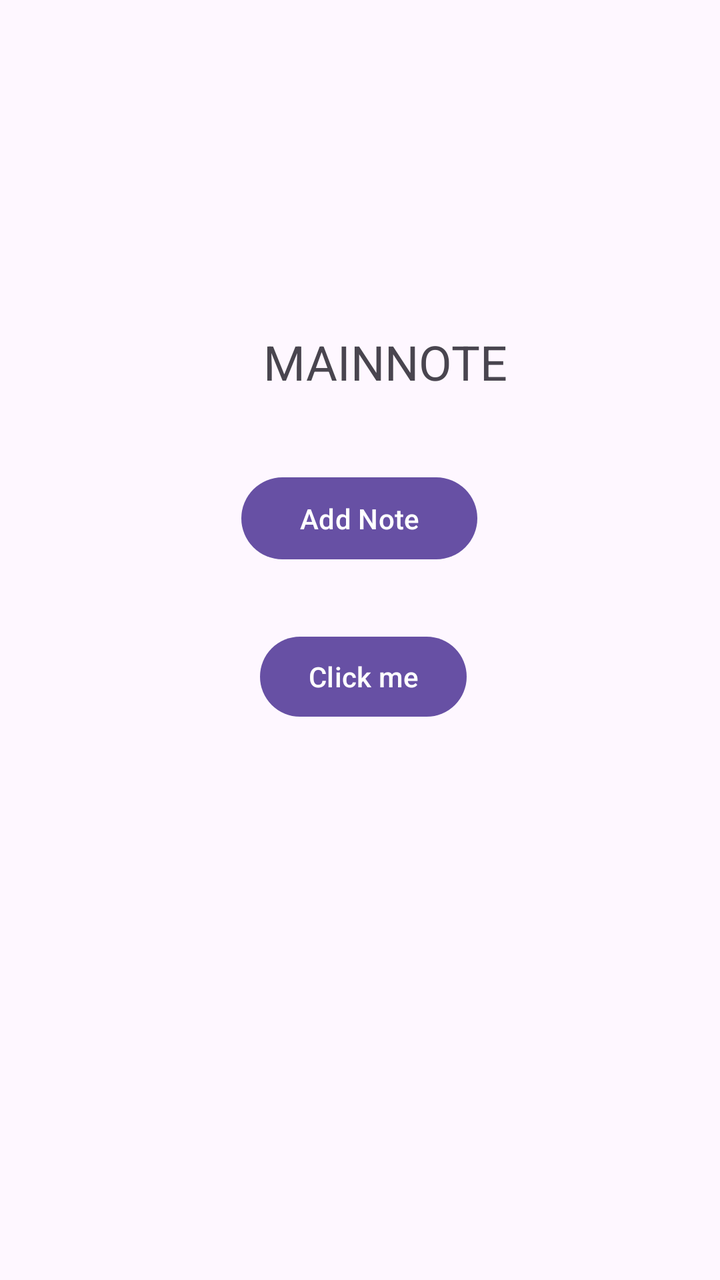
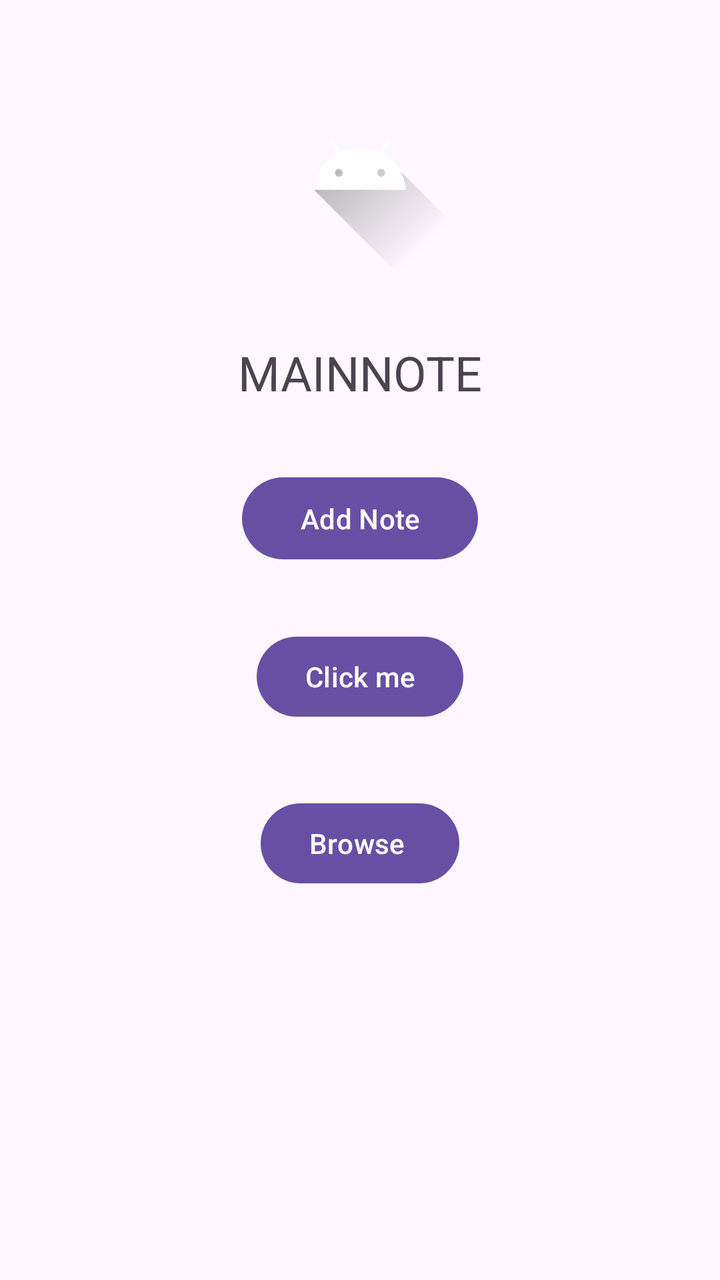

An Android layout rendered at two revisions. The XML below is the earlier revision; the diff shows what the commit changed to produce the second picture.
<!-- AndroidManifest.xml: application theme Theme.LAB4111 -->
<!-- res/layout/activity_main.xml -->
<?xml version="1.0" encoding="utf-8"?>
<androidx.constraintlayout.widget.ConstraintLayout xmlns:android="http://schemas.android.com/apk/res/android"
    xmlns:app="http://schemas.android.com/apk/res-auto"
    xmlns:tools="http://schemas.android.com/tools"
    android:id="@+id/main"
    android:layout_width="match_parent"
    android:layout_height="match_parent"
    tools:context=".MainActivity"
    tools:layout_editor_absoluteX="0dp"
    tools:layout_editor_absoluteY="10dp">

    <TextView
        android:layout_width="wrap_content"
        android:layout_height="wrap_content"
        android:text="MAINNOTE"
        android:textSize="24sp"
        app:layout_constraintBottom_toBottomOf="parent"
        app:layout_constraintEnd_toEndOf="parent"
        app:layout_constraintHorizontal_bias="0.553"
        app:layout_constraintStart_toStartOf="parent"
        app:layout_constraintTop_toTopOf="parent"
        app:layout_constraintVertical_bias="0.271" />

    <Button
        android:id="@+id/button1"
        android:layout_width="wrap_content"
        android:layout_height="wrap_content"
        android:text="Click me"
        app:layout_constraintBottom_toBottomOf="parent"
        app:layout_constraintEnd_toEndOf="parent"
        app:layout_constraintHorizontal_bias="0.506"
        app:layout_constraintStart_toStartOf="parent"
        app:layout_constraintTop_toTopOf="parent"
        app:layout_constraintVertical_bias="0.531" />

    <Button
        android:id="@+id/button2"
        android:layout_width="118dp"
        android:layout_height="49dp"
        android:text="Add Note"
        app:layout_constraintBottom_toBottomOf="parent"
        app:layout_constraintEnd_toEndOf="parent"
        app:layout_constraintHorizontal_bias="0.498"
        app:layout_constraintStart_toStartOf="parent"
        app:layout_constraintTop_toTopOf="parent"
        app:layout_constraintVertical_bias="0.397" />

</androidx.constraintlayout.widget.ConstraintLayout>
<!-- resources referenced by this layout -->
<resources>
  <style name="Theme.LAB4111" parent="Base.Theme.LAB4111" />
  <style name="Base.Theme.LAB4111" parent="Theme.Material3.DayNight.NoActionBar">
          
          
      </style>
</resources>

<!-- the commit's change to res/layout/activity_main.xml (unified diff, before → after) -->
@@ -5,21 +5,40 @@
     android:id="@+id/main"
     android:layout_width="match_parent"
     android:layout_height="match_parent"
-    tools:context=".MainActivity"
-    tools:layout_editor_absoluteX="0dp"
-    tools:layout_editor_absoluteY="10dp">
+    tools:context=".MainActivity">
+
+    <ImageView
+        android:id="@+id/imageView"
+        android:layout_width="wrap_content"
+        android:layout_height="wrap_content"
+        app:layout_constraintBottom_toTopOf="@+id/textView"
+        app:layout_constraintEnd_toEndOf="parent"
+        app:layout_constraintStart_toStartOf="parent"
+        app:layout_constraintTop_toTopOf="parent"
+        app:srcCompat="@drawable/ic_launcher_foreground" />
 
     <TextView
+        android:id="@+id/textView"
         android:layout_width="wrap_content"
         android:layout_height="wrap_content"
         android:text="MAINNOTE"
         android:textSize="24sp"
         app:layout_constraintBottom_toBottomOf="parent"
         app:layout_constraintEnd_toEndOf="parent"
-        app:layout_constraintHorizontal_bias="0.553"
         app:layout_constraintStart_toStartOf="parent"
         app:layout_constraintTop_toTopOf="parent"
-        app:layout_constraintVertical_bias="0.271" />
+        app:layout_constraintVertical_bias="0.28" />
+
+    <Button
+        android:id="@+id/button2"
+        android:layout_width="118dp"
+        android:layout_height="49dp"
+        android:text="Add Note"
+        app:layout_constraintBottom_toBottomOf="parent"
+        app:layout_constraintEnd_toEndOf="parent"
+        app:layout_constraintStart_toStartOf="parent"
+        app:layout_constraintTop_toTopOf="parent"
+        app:layout_constraintVertical_bias="0.397" />
 
     <Button
         android:id="@+id/button1"
@@ -28,21 +47,30 @@
         android:text="Click me"
         app:layout_constraintBottom_toBottomOf="parent"
         app:layout_constraintEnd_toEndOf="parent"
-        app:layout_constraintHorizontal_bias="0.506"
         app:layout_constraintStart_toStartOf="parent"
         app:layout_constraintTop_toTopOf="parent"
         app:layout_constraintVertical_bias="0.531" />
 
     <Button
-        android:id="@+id/button2"
-        android:layout_width="118dp"
-        android:layout_height="49dp"
-        android:text="Add Note"
+        android:id="@+id/button23"
+        android:layout_width="wrap_content"
+        android:layout_height="wrap_content"
+        android:text="Browse "
         app:layout_constraintBottom_toBottomOf="parent"
         app:layout_constraintEnd_toEndOf="parent"
-        app:layout_constraintHorizontal_bias="0.498"
         app:layout_constraintStart_toStartOf="parent"
-        app:layout_constraintTop_toTopOf="parent"
-        app:layout_constraintVertical_bias="0.397" />
+        app:layout_constraintTop_toBottomOf="@+id/button1"
+        app:layout_constraintVertical_bias="0.154" />
+
+    
+    <ProgressBar
+        android:id="@+id/loadData"
+        android:layout_width="wrap_content"
+        android:layout_height="wrap_content"
+        android:visibility="gone"
+        app:layout_constraintBottom_toBottomOf="parent"
+        app:layout_constraintEnd_toEndOf="parent"
+        app:layout_constraintStart_toStartOf="parent"
+        app:layout_constraintTop_toBottomOf="@+id/button23" />
 
 </androidx.constraintlayout.widget.ConstraintLayout>
<!-- resource entries referenced after the edit -->
@@ -1,5 +1,36 @@
 <!-- resources referenced by this layout -->
 <resources>
+  <!-- drawable ic_launcher_foreground (drawable) -->
+  <vector xmlns:android="http://schemas.android.com/apk/res/android"
+      xmlns:aapt="http://schemas.android.com/aapt"
+      android:width="108dp"
+      android:height="108dp"
+      android:viewportWidth="108"
+      android:viewportHeight="108">
+      <path android:pathData="M31,63.928c0,0 6.4,-11 12.1,-13.1c7.2,-2.6 26,-1.4 26,-1.4l38.1,38.1L107,108.928l-32,-1L31,63.928z">
+          <aapt:attr name="android:fillColor">
+              <gradient
+                  android:endX="85.84757"
+                  android:endY="92.4963"
+                  android:startX="42.9492"
+                  android:startY="49.59793"
+                  android:type="linear">
+                  <item
+                      android:color="#44000000"
+                      android:offset="0.0" />
+                  <item
+                      android:color="#00000000"
+                      android:offset="1.0" />
+              </gradient>
+          </aapt:attr>
+      </path>
+      <path
+          android:fillColor="#FFFFFF"
+          android:fillType="nonZero"
+          android:pathData="M65.3,45.828l3.8,-6.6c0.2,-0.4 0.1,-0.9 -0.3,-1.1c-0.4,-0.2 -0.9,-0.1 -1.1,0.3l-3.9,6.7c-6.3,-2.8 -13.4,-2.8 -19.7,0l-3.9,-6.7c-0.2,-0.4 -0.7,-0.5 -1.1,-0.3C38.8,38.328 38.7,38.828 38.9,39.228l3.8,6.6C36.2,49.428 31.7,56.028 31,63.928h46C76.3,56.028 71.8,49.428 65.3,45.828zM43.4,57.328c-0.8,0 -1.5,-0.5 -1.8,-1.2c-0.3,-0.7 -0.1,-1.5 0.4,-2.1c0.5,-0.5 1.4,-0.7 2.1,-0.4c0.7,0.3 1.2,1 1.2,1.8C45.3,56.528 44.5,57.328 43.4,57.328L43.4,57.328zM64.6,57.328c-0.8,0 -1.5,-0.5 -1.8,-1.2s-0.1,-1.5 0.4,-2.1c0.5,-0.5 1.4,-0.7 2.1,-0.4c0.7,0.3 1.2,1 1.2,1.8C66.5,56.528 65.6,57.328 64.6,57.328L64.6,57.328z"
+          android:strokeWidth="1"
+          android:strokeColor="#00000000" />
+  </vector>
   <style name="Theme.LAB4111" parent="Base.Theme.LAB4111" />
   <style name="Base.Theme.LAB4111" parent="Theme.Material3.DayNight.NoActionBar">
           
